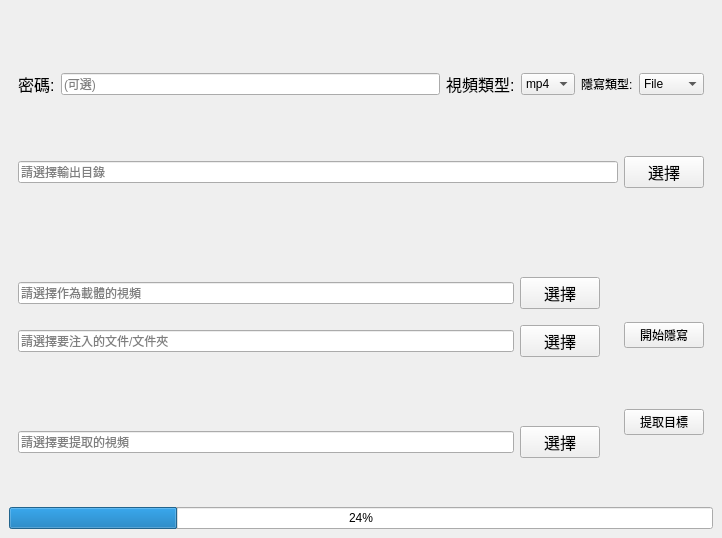
This is plugins/VideoStegWindow.ui in WoaW04/Misc_steg_tool as Qt 5 draws it before an edit. The edited form follows.
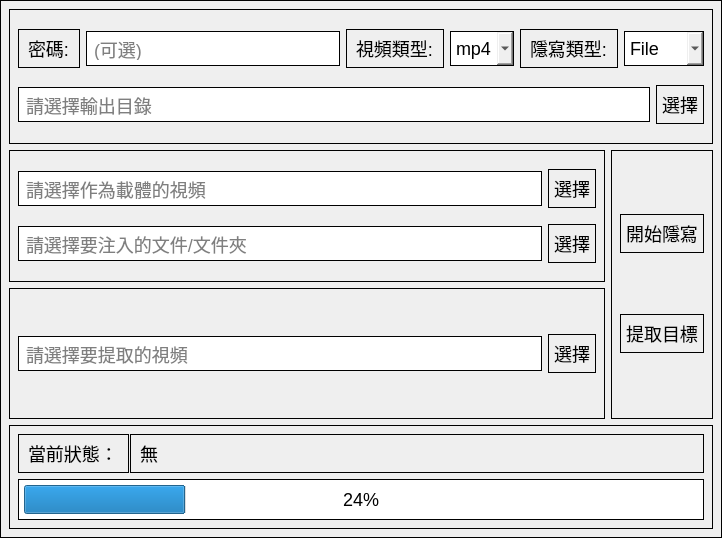
This is the edited form.

Commit message:
視頻隱寫插件優化(半完成)
- 改為多線程, 文件大時才不會卡住
- 進度條分2階段, 壓縮和注入, 所以進度條總共會走2次 (注入文件選擇大型文件夾才會有明顥的效果)
- 界面變好看了點
- 提取部分暫時沒做, 明天再說

Diff of the .ui file:
```diff
--- a/plugins/VideoStegWindow.ui
+++ b/plugins/VideoStegWindow.ui
@@ -14,7 +14,29 @@
    <string>MainWindow</string>
   </property>
   <widget class="QWidget" name="centralwidget">
-   <layout class="QVBoxLayout" name="verticalLayout_5">
+   <property name="sizePolicy">
+    <sizepolicy hsizetype="Preferred" vsizetype="Preferred">
+     <horstretch>0</horstretch>
+     <verstretch>0</verstretch>
+    </sizepolicy>
+   </property>
+   <property name="styleSheet">
+    <string notr="true">*{
+	font-size: 18px
+}
+
+QWidget{
+	border: 1px solid;
+	padding: 5px
+}</string>
+   </property>
+   <layout class="QVBoxLayout" name="verticalLayout_6" stretch="1,2,0">
+    <property name="spacing">
+     <number>6</number>
+    </property>
+    <property name="sizeConstraint">
+     <enum>QLayout::SetDefaultConstraint</enum>
+    </property>
     <item>
      <widget class="QWidget" name="widget_2" native="true">
       <layout class="QVBoxLayout" name="verticalLayout">
@@ -26,7 +48,7 @@
             <widget class="QLabel" name="label">
              <property name="font">
               <font>
-               <pointsize>12</pointsize>
+               <pointsize>-1</pointsize>
               </font>
              </property>
              <property name="text">
@@ -49,7 +71,7 @@
             <widget class="QLabel" name="label_2">
              <property name="font">
               <font>
-               <pointsize>12</pointsize>
+               <pointsize>-1</pointsize>
               </font>
              </property>
              <property name="text">
@@ -116,7 +138,7 @@
           <widget class="QPushButton" name="outputPathSelBtn">
            <property name="font">
             <font>
-             <pointsize>12</pointsize>
+             <pointsize>-1</pointsize>
             </font>
            </property>
            <property name="text">
@@ -152,7 +174,7 @@
               <widget class="QPushButton" name="coverVideoSelBtn">
                <property name="font">
                 <font>
-                 <pointsize>12</pointsize>
+                 <pointsize>-1</pointsize>
                 </font>
                </property>
                <property name="text">
@@ -178,7 +200,7 @@
               <widget class="QPushButton" name="injectPathSelBtn">
                <property name="font">
                 <font>
-                 <pointsize>12</pointsize>
+                 <pointsize>-1</pointsize>
                 </font>
                </property>
                <property name="text">
@@ -208,7 +230,7 @@
             <widget class="QPushButton" name="extractVideoSelBtn">
              <property name="font">
               <font>
-               <pointsize>12</pointsize>
+               <pointsize>-1</pointsize>
               </font>
              </property>
              <property name="text">
@@ -244,10 +266,61 @@
      </layout>
     </item>
     <item>
-     <widget class="QProgressBar" name="progressBar">
-      <property name="value">
-       <number>24</number>
-      </property>
+     <widget class="QWidget" name="widget_5" native="true">
+      <layout class="QVBoxLayout" name="verticalLayout_5">
+       <item>
+        <layout class="QHBoxLayout" name="horizontalLayout_10" stretch="1,100">
+         <property name="spacing">
+          <number>1</number>
+         </property>
+         <property name="sizeConstraint">
+          <enum>QLayout::SetDefaultConstraint</enum>
+         </property>
+         <property name="topMargin">
+          <number>0</number>
+         </property>
+         <property name="bottomMargin">
+          <number>0</number>
+         </property>
+         <item>
+          <widget class="QLabel" name="label_4">
+           <property name="sizePolicy">
+            <sizepolicy hsizetype="Preferred" vsizetype="Fixed">
+             <horstretch>0</horstretch>
+             <verstretch>0</verstretch>
+            </sizepolicy>
+           </property>
+           <property name="text">
+            <string>當前狀態：</string>
+           </property>
+          </widget>
+         </item>
+         <item>
+          <widget class="QLabel" name="progressStateLabel">
+           <property name="sizePolicy">
+            <sizepolicy hsizetype="Preferred" vsizetype="Fixed">
+             <horstretch>0</horstretch>
+             <verstretch>0</verstretch>
+            </sizepolicy>
+           </property>
+           <property name="text">
+            <string>無</string>
+           </property>
+          </widget>
+         </item>
+        </layout>
+       </item>
+       <item>
+        <widget class="QProgressBar" name="progressBar">
+         <property name="value">
+          <number>24</number>
+         </property>
+         <property name="alignment">
+          <set>Qt::AlignCenter</set>
+         </property>
+        </widget>
+       </item>
+      </layout>
      </widget>
     </item>
    </layout>
```
The commit also changes 2 other files.
